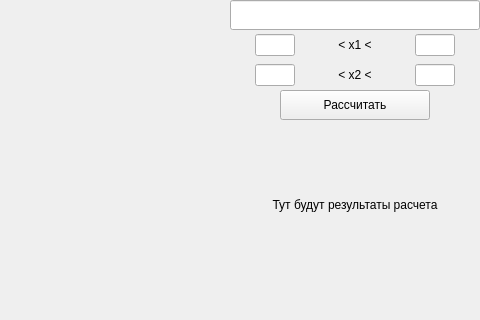
Above: method/main.ui from DanilVolkov/lab-for-MO before the change; both pictures show x 330 to 810 and y 0 to 320 of the 810 by 575 pixel window. Below: the same form after it.
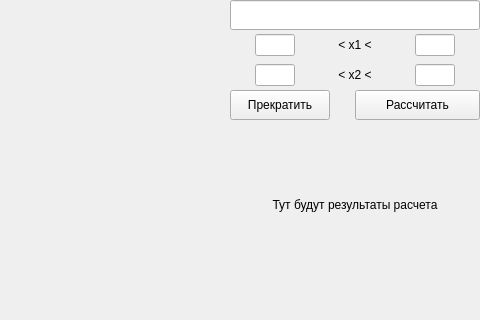
That is the form after the change.

Commit message: added break button and some minor fixies

Diff of the .ui file:
```diff
--- a/method/main.ui
+++ b/method/main.ui
@@ -221,11 +221,29 @@
           </item>
          </layout>
         </item>
-        <item alignment="Qt::AlignmentFlag::AlignHCenter">
+        <item>
+         <layout class="QHBoxLayout" name="horizontalLayout_3">
+          <property name="spacing">
+           <number>0</number>
+          </property>
+          <item alignment="Qt::AlignmentFlag::AlignLeft">
+           <widget class="QPushButton" name="pushButton_2">
+            <property name="minimumSize">
+             <size>
+              <width>100</width>
+              <height>30</height>
+             </size>
+            </property>
+            <property name="text">
+             <string>Прекратить</string>
+            </property>
+           </widget>
+          </item>
+          <item>
          <widget class="QPushButton" name="pushButton">
           <property name="minimumSize">
            <size>
-            <width>150</width>
+              <width>120</width>
             <height>30</height>
            </size>
           </property>
@@ -239,6 +257,8 @@
            <string>Рассчитать</string>
           </property>
          </widget>
+          </item>
+         </layout>
         </item>
         <item alignment="Qt::AlignmentFlag::AlignHCenter">
          <widget class="QLabel" name="label">
```
Lines whose indentation alone changed are shown as unchanged. The commit also changes 2 other files.
